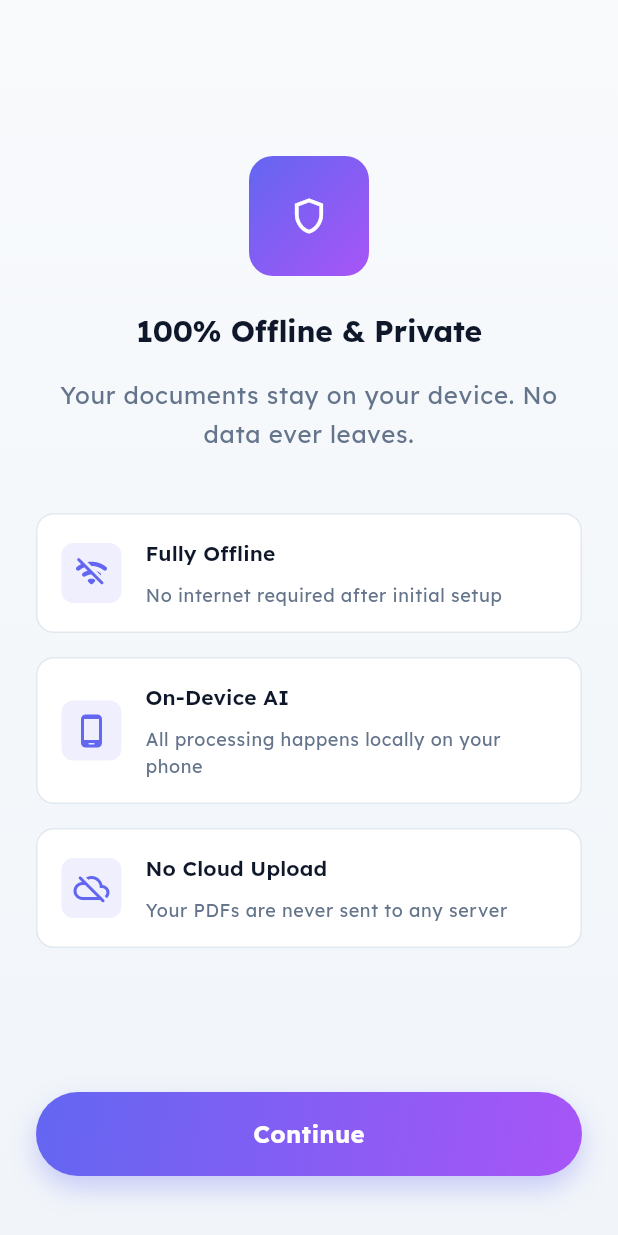
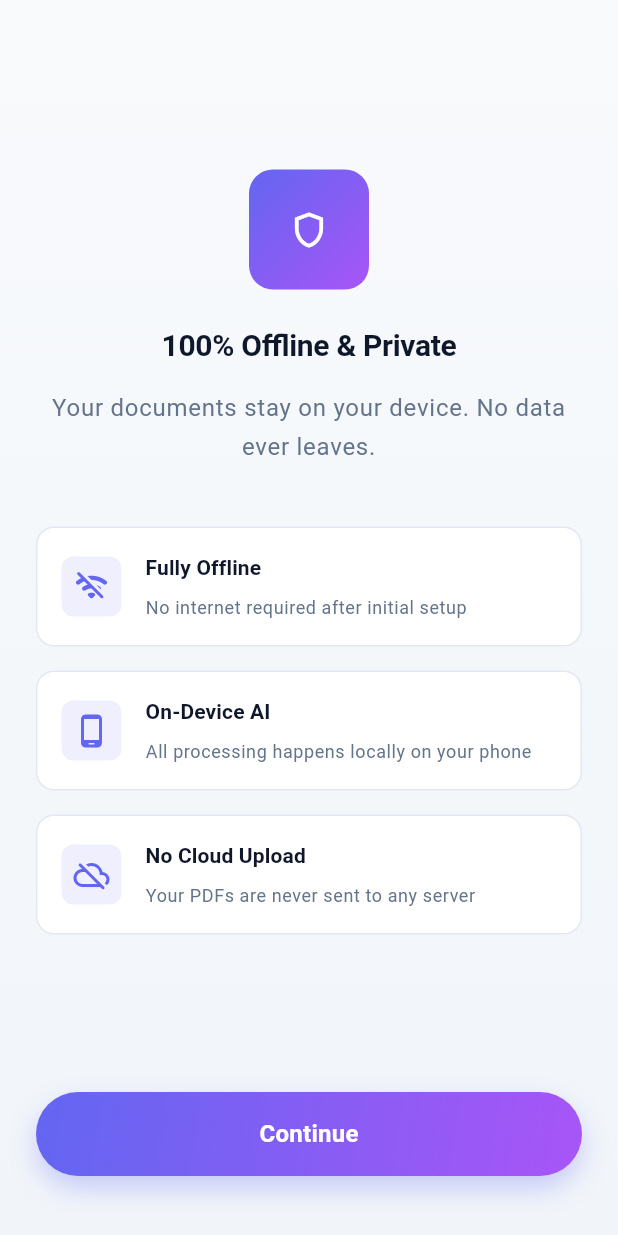
Before and after one commit to Pranavkumar16/CiteCoach, a Flutter app: the screen it shows after launch, on a phone screen of 412 x 824 dp. Run offline on Flutter 3.47's test engine with Material 3 defaults, Android fonts, the phone set to English and light mode, and no system bars; our stand-ins replace battery_plus, equatable, file_picker, flutter_riverpod, flutter_tts, go_router and 3 more; missing offline and left inert: onnxruntime, syncfusion_flutter_pdf, syncfusion_flutter_pdfviewer; accounts and stored records are empty.

```diff
--- a/lib/core/theme/app_theme.dart
+++ b/lib/core/theme/app_theme.dart
@@ -11,7 +11,7 @@ abstract final class AppTheme {
     return ThemeData(
       useMaterial3: true,
       brightness: Brightness.light,
-      fontFamily: 'Lexend',
+      //       fontFamily: null,
 
       // Color scheme
       colorScheme: const ColorScheme.light(
@@ -36,7 +36,7 @@ abstract final class AppTheme {
         scrolledUnderElevation: 0,
         centerTitle: false,
         titleTextStyle: TextStyle(
-          fontFamily: 'Lexend',
+          // fontFamily: 'Lexend',
           fontSize: 20,
           fontWeight: FontWeight.w800,
           color: AppColors.textPrimary,
@@ -78,7 +78,7 @@ abstract final class AppTheme {
             borderRadius: BorderRadius.circular(AppDimensions.buttonRadiusPrimary),
           ),
           textStyle: const TextStyle(
-            fontFamily: 'Lexend',
+            // fontFamily: 'Lexend',
             fontSize: 16,
             fontWeight: FontWeight.w700,
           ),
@@ -99,7 +99,7 @@ abstract final class AppTheme {
             borderRadius: BorderRadius.circular(AppDimensions.buttonRadiusPrimary),
           ),
           textStyle: const TextStyle(
-            fontFamily: 'Lexend',
+            // fontFamily: 'Lexend',
             fontSize: 16,
             fontWeight: FontWeight.w700,
           ),
@@ -111,7 +111,7 @@ abstract final class AppTheme {
         style: TextButton.styleFrom(
           foregroundColor: AppColors.primaryIndigo,
           textStyle: const TextStyle(
-            fontFamily: 'Lexend',
+            // fontFamily: 'Lexend',
             fontSize: 14,
             fontWeight: FontWeight.w600,
           ),
@@ -143,7 +143,7 @@ abstract final class AppTheme {
           borderSide: BorderSide(color: AppColors.error, width: 2),
         ),
         hintStyle: TextStyle(
-          fontFamily: 'Lexend',
+          // fontFamily: 'Lexend',
           color: AppColors.textTertiary,
           fontSize: 15,
           fontWeight: FontWeight.w400,
@@ -158,12 +158,12 @@ abstract final class AppTheme {
         type: BottomNavigationBarType.fixed,
         elevation: 0,
         selectedLabelStyle: TextStyle(
-          fontFamily: 'Lexend',
+          // fontFamily: 'Lexend',
           fontSize: 11,
           fontWeight: FontWeight.w700,
         ),
         unselectedLabelStyle: TextStyle(
-          fontFamily: 'Lexend',
+          // fontFamily: 'Lexend',
           fontSize: 11,
           fontWeight: FontWeight.w600,
         ),
@@ -201,7 +201,7 @@ abstract final class AppTheme {
         overlayColor: AppColors.primaryIndigo.withOpacity(0.2),
         valueIndicatorColor: AppColors.primaryIndigo,
         valueIndicatorTextStyle: const TextStyle(
-          fontFamily: 'Lexend',
+          // fontFamily: 'Lexend',
           color: Colors.white,
           fontSize: 14,
           fontWeight: FontWeight.w600,
@@ -212,21 +212,21 @@ abstract final class AppTheme {
       textTheme: const TextTheme(
         // Display styles
         displayLarge: TextStyle(
-          fontFamily: 'Lexend',
+          // fontFamily: 'Lexend',
           fontSize: 48,
           fontWeight: FontWeight.w800,
           letterSpacing: -1.5,
           color: AppColors.textPrimary,
         ),
         displayMedium: TextStyle(
-          fontFamily: 'Lexend',
+          // fontFamily: 'Lexend',
           fontSize: 36,
           fontWeight: FontWeight.w800,
           letterSpacing: -1,
           color: AppColors.textPrimary,
         ),
         displaySmall: TextStyle(
-          fontFamily: 'Lexend',
+          // fontFamily: 'Lexend',
           fontSize: 28,
           fontWeight: FontWeight.w800,
           letterSpacing: -0.5,
@@ -235,21 +235,21 @@ abstract final class AppTheme {
 
         // Headline styles
         headlineLarge: TextStyle(
-          fontFamily: 'Lexend',
+          // fontFamily: 'Lexend',
           fontSize: 24,
           fontWeight: FontWeight.w700,
           letterSpacing: -0.3,
           color: AppColors.textPrimary,
         ),
         headlineMedium: TextStyle(
-          fontFamily: 'Lexend',
+          // fontFamily: 'Lexend',
           fontSize: 20,
           fontWeight: FontWeight.w700,
           letterSpacing: -0.2,
           color: AppColors.textPrimary,
         ),
         headlineSmall: TextStyle(
-          fontFamily: 'Lexend',
+          // fontFamily: 'Lexend',
           fontSize: 18,
           fontWeight: FontWeight.w700,
           color: AppColors.textPrimary,
@@ -257,19 +257,19 @@ abstract final class AppTheme {
 
         // Title styles
         titleLarge: TextStyle(
-          fontFamily: 'Lexend',
+          // fontFamily: 'Lexend',
           fontSize: 18,
           fontWeight: FontWeight.w600,
           color: AppColors.textPrimary,
         ),
         titleMedium: TextStyle(
-          fontFamily: 'Lexend',
+          // fontFamily: 'Lexend',
           fontSize: 16,
           fontWeight: FontWeight.w600,
           color: AppColors.textPrimary,
         ),
         titleSmall: TextStyle(
-          fontFamily: 'Lexend',
+          // fontFamily: 'Lexend',
           fontSize: 14,
           fontWeight: FontWeight.w600,
           color: AppColors.textPrimary,
@@ -277,21 +277,21 @@ abstract final class AppTheme {
 
         // Body styles
         bodyLarge: TextStyle(
-          fontFamily: 'Lexend',
+          // fontFamily: 'Lexend',
           fontSize: 16,
           fontWeight: FontWeight.w400,
           color: AppColors.textPrimary,
           height: 1.6,
         ),
         bodyMedium: TextStyle(
-          fontFamily: 'Lexend',
+          // fontFamily: 'Lexend',
           fontSize: 14,
           fontWeight: FontWeight.w400,
           color: AppColors.textPrimary,
           height: 1.6,
         ),
         bodySmall: TextStyle(
-          fontFamily: 'Lexend',
+          // fontFamily: 'Lexend',
           fontSize: 12,
           fontWeight: FontWeight.w400,
           color: AppColors.textSecondary,
@@ -300,21 +300,21 @@ abstract final class AppTheme {
 
         // Label styles
         labelLarge: TextStyle(
-          fontFamily: 'Lexend',
+          // fontFamily: 'Lexend',
           fontSize: 14,
           fontWeight: FontWeight.w600,
           letterSpacing: 0.1,
           color: AppColors.textPrimary,
         ),
         labelMedium: TextStyle(
-          fontFamily: 'Lexend',
+          // fontFamily: 'Lexend',
           fontSize: 12,
           fontWeight: FontWeight.w600,
           letterSpacing: 0.2,
           color: AppColors.textSecondary,
         ),
         labelSmall: TextStyle(
-          fontFamily: 'Lexend',
+          // fontFamily: 'Lexend',
           fontSize: 10,
           fontWeight: FontWeight.w600,
           letterSpacing: 0.3,
--- a/lib/features/reader/presentation/reader_screen.dart
+++ b/lib/features/reader/presentation/reader_screen.dart
@@ -44,9 +44,9 @@ class _ReaderScreenState extends ConsumerState<ReaderScreen> {
         ),
         actions: [
           IconButton(
-            icon: const Icon(Icons.bookmark_border),
+            icon: const Icon(Icons.more_vert),
             onPressed: () {
-              _pdfViewerKey.currentState?.openBookmarkView();
+              // TODO: Implement menu
             },
           ),
         ],
```
Also changed, not shown: lib/core/services/battery_service.dart (added, +70 -0 lines), lib/features/chat/data/chat_repository.dart (+3 -7 lines), lib/features/chat/domain/chat_message.dart (+5 -4 lines), lib/features/chat/presentation/widgets/message_bubble.dart (+43 -2 lines), lib/features/settings/presentation/settings_screen.dart (+16 -0 lines), pubspec.yaml (+0 -14 lines).
